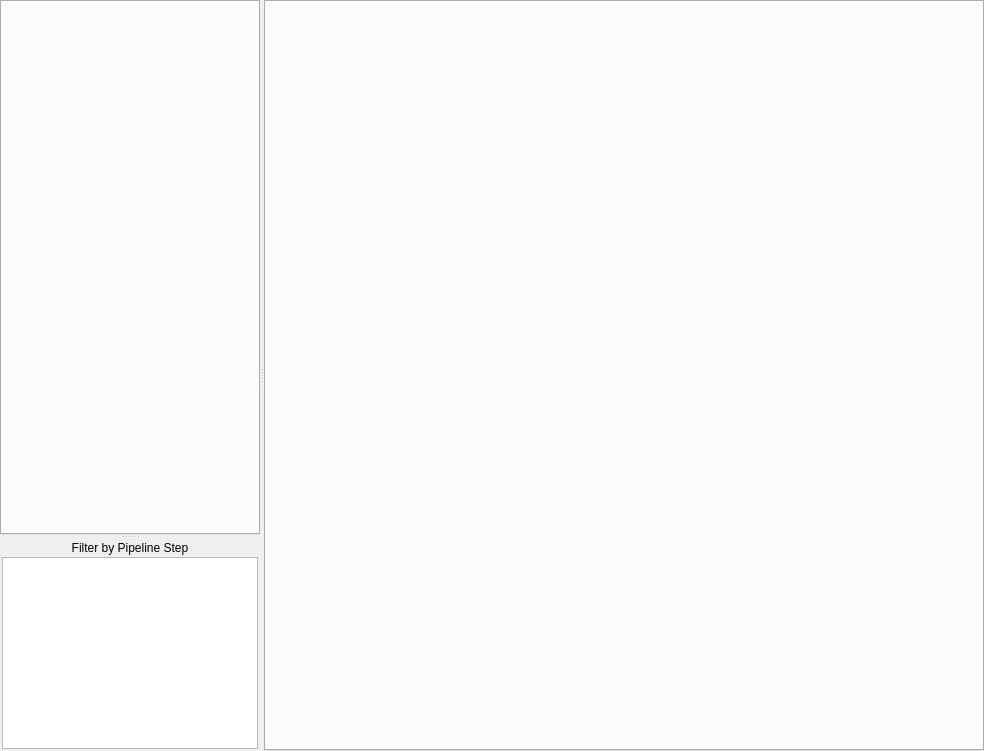
First picture: the form in resources/browser_form.ui, repository shotgunsoftware/tk-multi-workfiles2, before the edit.
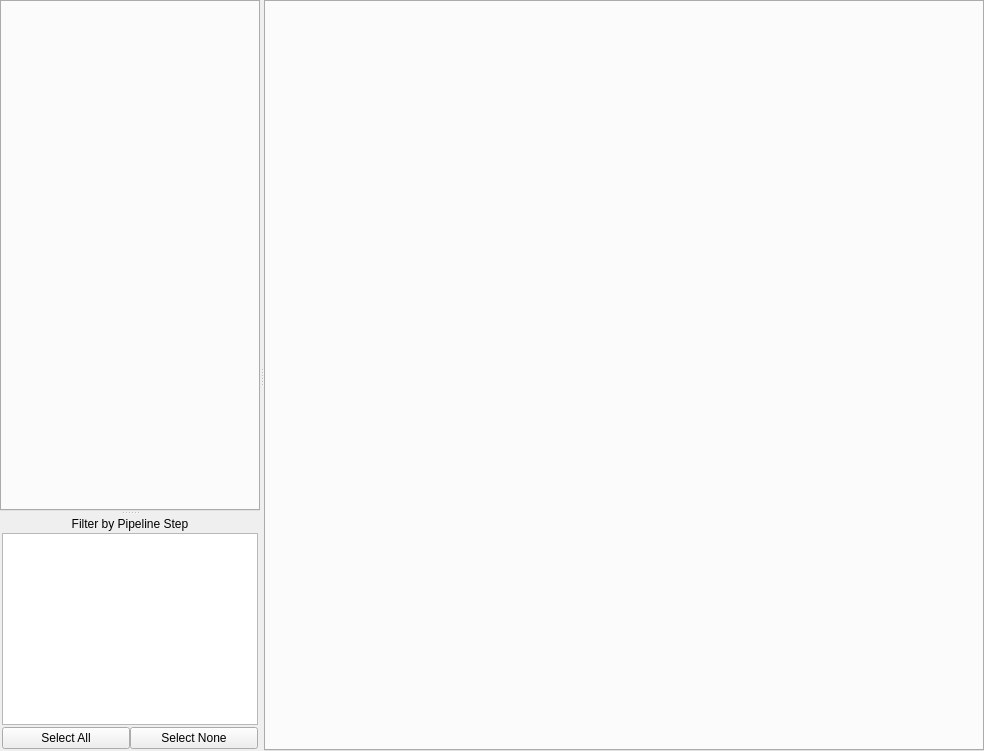
Second picture: the form after the edit.

Commit message:
For #38483, select all / none steps.
Added buttons to select / unselect all steps and implemented callbacks.

Patch:
```diff
--- a/resources/browser_form.ui
+++ b/resources/browser_form.ui
@@ -59,7 +59,7 @@
          <height>16777215</height>
         </size>
        </property>
-       <layout class="QVBoxLayout" name="verticalLayout" stretch="0,1">
+       <layout class="QVBoxLayout" name="verticalLayout" stretch="0,1,0">
         <property name="spacing">
          <number>2</number>
         </property>
@@ -79,6 +79,30 @@
         <item>
          <widget class="QListWidget" name="step_filter_list_widget"/>
         </item>
+        <item>
+         <layout class="QHBoxLayout" name="horizontalLayout_2">
+          <property name="spacing">
+           <number>0</number>
+          </property>
+          <property name="topMargin">
+           <number>0</number>
+          </property>
+          <item>
+           <widget class="QPushButton" name="select_all_step_button">
+            <property name="text">
+             <string>Select All</string>
+            </property>
+           </widget>
+          </item>
+          <item>
+           <widget class="QPushButton" name="select_none_step_button">
+            <property name="text">
+             <string>Select None</string>
+            </property>
+           </widget>
+          </item>
+         </layout>
+        </item>
        </layout>
       </widget>
      </widget>
```
The commit also changes 39 other files.
